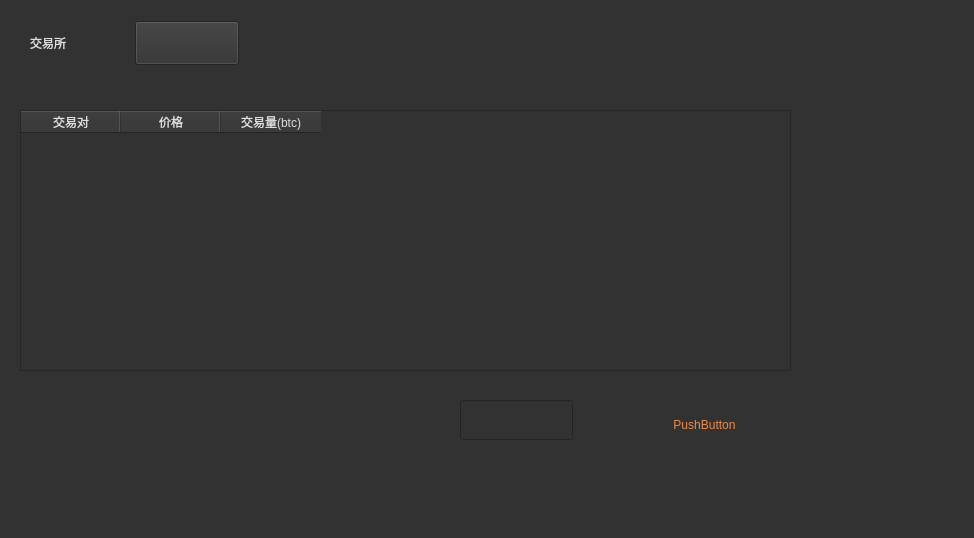
Qt form src/main_widget.ui (lihn1987/CoinMarketWatcher) before a commit.
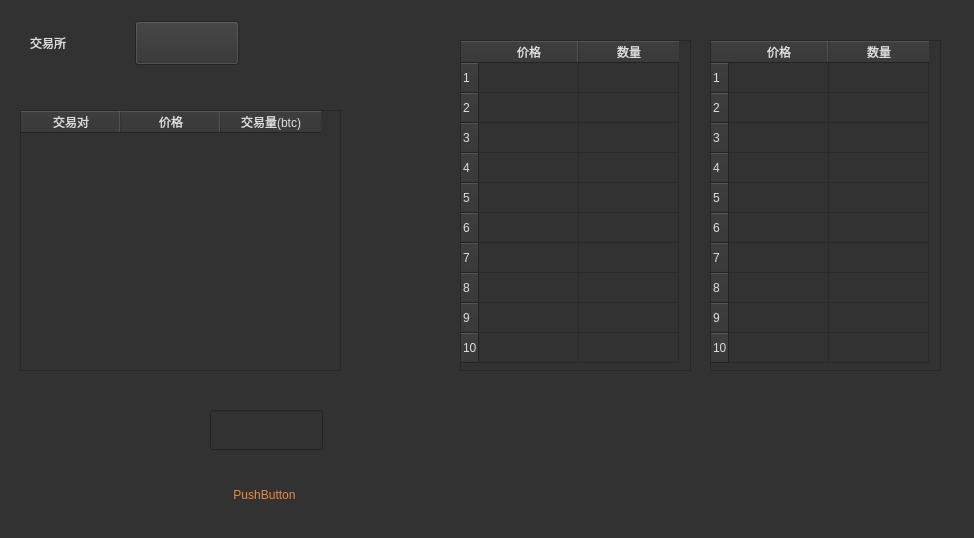
The same form after that commit. Icons and pictures are not drawn.

Diff of the .ui file:
```diff
--- a/src/main_widget.ui
+++ b/src/main_widget.ui
@@ -270,8 +270,8 @@
   <widget class="QPushButton" name="pushButton">
    <property name="geometry">
     <rect>
-     <x>660</x>
-     <y>400</y>
+     <x>220</x>
+     <y>470</y>
      <width>89</width>
      <height>50</height>
     </rect>
@@ -283,8 +283,8 @@
   <widget class="QLineEdit" name="lineEdit">
    <property name="geometry">
     <rect>
-     <x>460</x>
-     <y>400</y>
+     <x>210</x>
+     <y>410</y>
      <width>113</width>
      <height>40</height>
     </rect>
@@ -295,7 +295,7 @@
     <rect>
      <x>20</x>
      <y>110</y>
-     <width>771</width>
+     <width>321</width>
      <height>261</height>
     </rect>
    </property>
@@ -318,7 +318,7 @@
     </property>
    </column>
   </widget>
-  <widget class="QWidget" name="">
+  <widget class="QWidget" name="layoutWidget">
    <property name="geometry">
     <rect>
      <x>30</x>
@@ -340,6 +340,152 @@
     </item>
    </layout>
   </widget>
+  <widget class="QTableWidget" name="tabHuobi_2">
+   <property name="geometry">
+    <rect>
+     <x>460</x>
+     <y>40</y>
+     <width>231</width>
+     <height>331</height>
+    </rect>
+   </property>
+   <property name="sortingEnabled">
+    <bool>true</bool>
+   </property>
+   <row>
+    <property name="text">
+     <string>1</string>
+    </property>
+   </row>
+   <row>
+    <property name="text">
+     <string>2</string>
+    </property>
+   </row>
+   <row>
+    <property name="text">
+     <string>3</string>
+    </property>
+   </row>
+   <row>
+    <property name="text">
+     <string>4</string>
+    </property>
+   </row>
+   <row>
+    <property name="text">
+     <string>5</string>
+    </property>
+   </row>
+   <row>
+    <property name="text">
+     <string>6</string>
+    </property>
+   </row>
+   <row>
+    <property name="text">
+     <string>7</string>
+    </property>
+   </row>
+   <row>
+    <property name="text">
+     <string>8</string>
+    </property>
+   </row>
+   <row>
+    <property name="text">
+     <string>9</string>
+    </property>
+   </row>
+   <row>
+    <property name="text">
+     <string>10</string>
+    </property>
+   </row>
+   <column>
+    <property name="text">
+     <string>价格</string>
+    </property>
+   </column>
+   <column>
+    <property name="text">
+     <string>数量</string>
+    </property>
+   </column>
+  </widget>
+  <widget class="QTableWidget" name="tabHuobi_3">
+   <property name="geometry">
+    <rect>
+     <x>710</x>
+     <y>40</y>
+     <width>231</width>
+     <height>331</height>
+    </rect>
+   </property>
+   <property name="sortingEnabled">
+    <bool>true</bool>
+   </property>
+   <row>
+    <property name="text">
+     <string>1</string>
+    </property>
+   </row>
+   <row>
+    <property name="text">
+     <string>2</string>
+    </property>
+   </row>
+   <row>
+    <property name="text">
+     <string>3</string>
+    </property>
+   </row>
+   <row>
+    <property name="text">
+     <string>4</string>
+    </property>
+   </row>
+   <row>
+    <property name="text">
+     <string>5</string>
+    </property>
+   </row>
+   <row>
+    <property name="text">
+     <string>6</string>
+    </property>
+   </row>
+   <row>
+    <property name="text">
+     <string>7</string>
+    </property>
+   </row>
+   <row>
+    <property name="text">
+     <string>8</string>
+    </property>
+   </row>
+   <row>
+    <property name="text">
+     <string>9</string>
+    </property>
+   </row>
+   <row>
+    <property name="text">
+     <string>10</string>
+    </property>
+   </row>
+   <column>
+    <property name="text">
+     <string>价格</string>
+    </property>
+   </column>
+   <column>
+    <property name="text">
+     <string>数量</string>
+    </property>
+   </column>
+  </widget>
  </widget>
  <resources/>
  <connections/>
```
